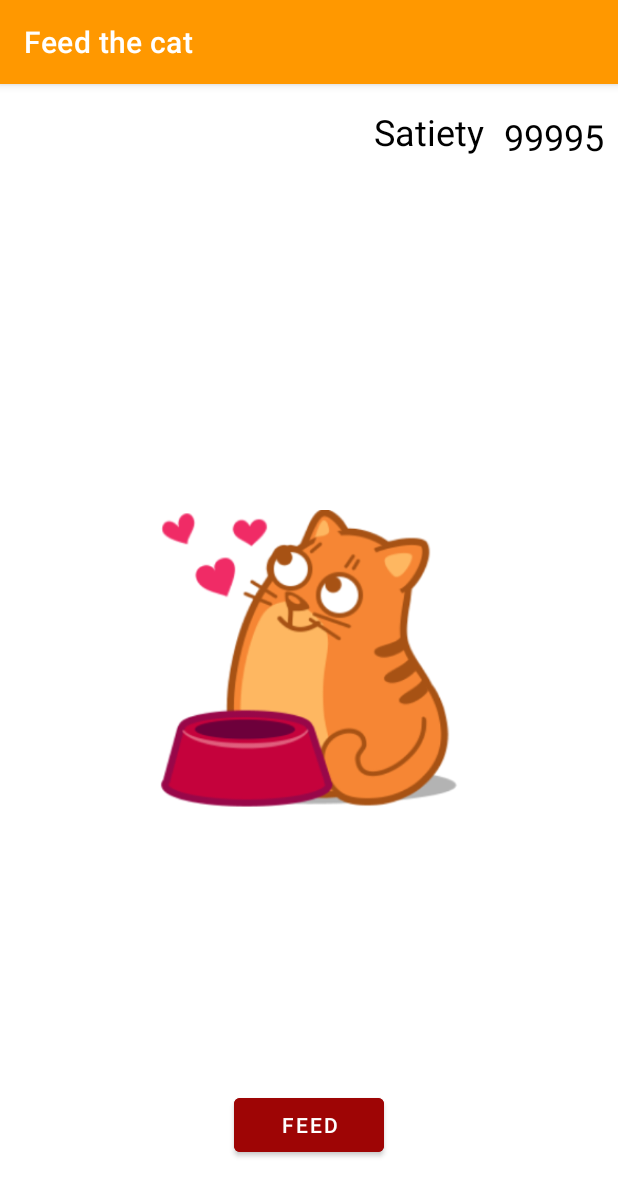
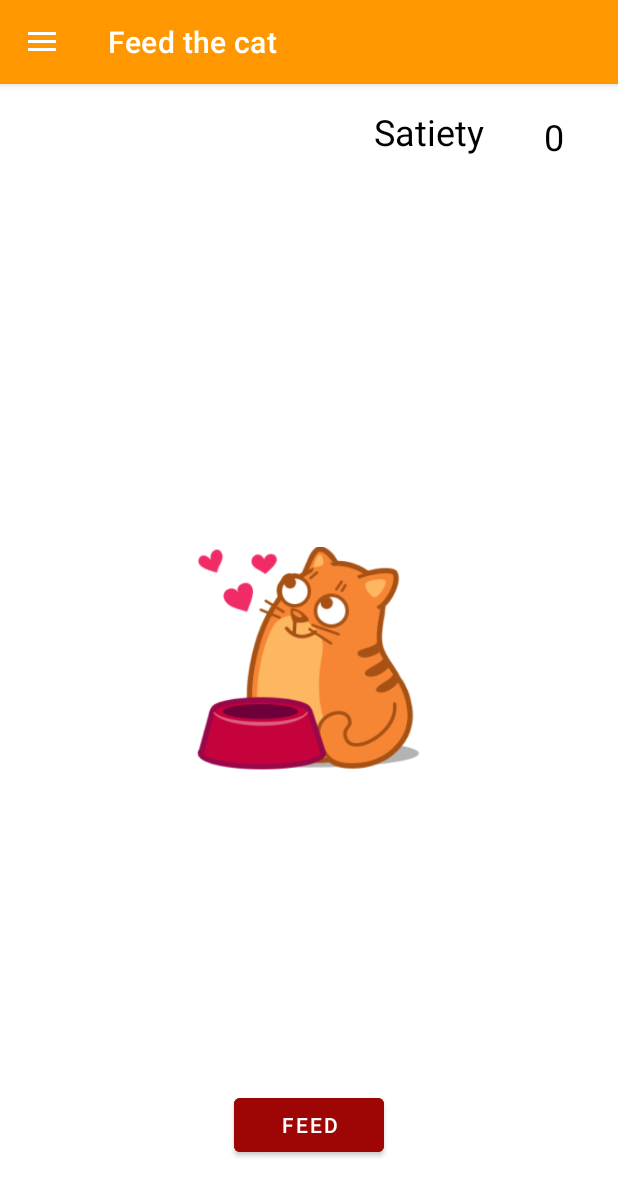
Before and after one commit to GoldenShark3/Feed-the-cat, an Android app: the screen it shows after launch (MainActivity), on a phone screen of 412 x 824 dp. Shown: the top 1196 px of the screen. Run offline under Robolectric (Android 15) with nearby library versions, the phone set to English and light mode, and no system bars; Roboto replaces fonts that are not available here.

Commit message:
feat: create navigation drawer menu

```diff
--- a/app/build.gradle
+++ b/app/build.gradle
@@ -32,11 +32,14 @@ android {
 }
 
 dependencies {
-
+    implementation "com.google.android.material:material:1.6.0-alpha02"
+    implementation "androidx.navigation:navigation-fragment-ktx:2.4.0"
+    implementation "androidx.navigation:navigation-ui-ktx:2.4.0"
+    implementation "androidx.navigation:navigation-compose:2.5.0-alpha01"
     implementation 'androidx.core:core-ktx:1.7.0'
     implementation 'androidx.appcompat:appcompat:1.4.1'
     implementation 'com.google.android.material:material:1.5.0'
-    implementation 'androidx.constraintlayout:constraintlayout:2.0.4'
+    implementation 'androidx.constraintlayout:constraintlayout:2.1.3'
     testImplementation 'junit:junit:4.13.2'
     androidTestImplementation 'androidx.test.ext:junit:1.1.3'
     androidTestImplementation 'androidx.test.espresso:espresso-core:3.4.0'
--- a/app/src/main/java/by/bsuir/mobile/cat/MainActivity.kt
+++ b/app/src/main/java/by/bsuir/mobile/cat/MainActivity.kt
@@ -1,42 +1,95 @@
 package by.bsuir.mobile.cat
 
 import android.annotation.SuppressLint
+import android.os.Bundle
+import android.view.MenuInflater
+import android.view.MenuItem
+import android.view.View
+import android.view.animation.Animation
+import android.view.animation.AnimationUtils
+import android.widget.*
+import androidx.appcompat.app.ActionBarDrawerToggle
 import androidx.appcompat.app.AppCompatActivity
-import android.os.Bundle
-import android.os.Handler
-import android.os.Looper
-import android.text.Editable
-import android.widget.Button
-import android.widget.EditText
-import android.widget.TextView
-import androidx.core.view.marginStart
-import java.util.*
-import kotlin.concurrent.schedule
+import androidx.drawerlayout.widget.DrawerLayout
+
 
 class MainActivity : AppCompatActivity() {
 
+    private lateinit var heartAnimation: Animation
+    private lateinit var catAnimation: Animation
     private lateinit var button: Button
     private lateinit var score: EditText
     private lateinit var satietyText: TextView
+    private lateinit var catImage: ImageView
+    private lateinit var heartImage: ImageView
+
+
+    private lateinit var drawerLayout: DrawerLayout
+    private lateinit var toggle: ActionBarDrawerToggle
 
 
     override fun onCreate(savedInstanceState: Bundle?) {
         super.onCreate(savedInstanceState)
         setContentView(R.layout.activity_main)
 
-        button = findViewById(R.id.button)
-        score = findViewById(R.id.score)
-        satietyText = findViewById(R.id.satiety_text);
+        drawerLayout = findViewById(R.id.drawerLayout)
 
-        button.setOnClickListener {
-            onButtonPressed()
+        toggle = ActionBarDrawerToggle(this, drawerLayout, R.string.open, R.string.close)
+        drawerLayout.addDrawerListener(toggle)
+        toggle.syncState()
+
+        supportActionBar?.setDisplayHomeAsUpEnabled(true)
+
+
+
+
+
+//        heartAnimation = AnimationUtils.loadAnimation(this, R.anim.scale_anim)
+//        catAnimation = AnimationUtils.loadAnimation(this, R.anim.rotate_anim)
+//
+//        button = findViewById(R.id.button)
+//        score = findViewById(R.id.score)
+//        satietyText = findViewById(R.id.satiety_text);
+//        catImage = findViewById(R.id.catView)
+//        heartImage = findViewById(R.id.heartView)
+//        initHeartAnimationListener()
+//
+//        button.setOnClickListener {
+//            onButtonPressed()
+//        }
+    }
+
+
+    override fun onOptionsItemSelected(item: MenuItem): Boolean {
+        if (toggle.onOptionsItemSelected(item)) {
+            return true
         }
+
+        return super.onOptionsItemSelected(item)
     }
 
     @SuppressLint("SetTextI18n")
     private fun onButtonPressed() {
         val updatedScoreValue = (score.text.toString().toInt() + 1)
+        if (updatedScoreValue % 100 == 0) {
+            catImage.startAnimation(catAnimation)
+            heartImage.startAnimation(heartAnimation)
+        }
         score.setText("" + updatedScoreValue.toString())
+
+    }
+
+    private fun initHeartAnimationListener() {
+        heartAnimation.setAnimationListener(object : Animation.AnimationListener {
+            override fun onAnimationStart(arg0: Animation) {
+                heartImage.alpha = 1F
+            }
+
+            override fun onAnimationRepeat(arg0: Animation) {}
+            override fun onAnimationEnd(arg0: Animation) {
+                heartImage.alpha = 0F
+            }
+        })
     }
 
 }
--- /dev/null
+++ b/app/src/main/res/anim/decrease_scale_anim.xml
@@ -0,0 +1,7 @@
+<?xml version="1.0" encoding="utf-8"?>
+<set xmlns:android="http://schemas.android.com/apk/res/android">
+    <alpha
+        android:duration="2000"
+        android:fromAlpha="0"
+        android:toAlpha="1" />
+</set>
--- /dev/null
+++ b/app/src/main/res/anim/rotate_anim.xml
@@ -0,0 +1,9 @@
+<?xml version="1.0" encoding="utf-8"?>
+<set xmlns:android="http://schemas.android.com/apk/res/android">
+    <rotate
+        android:duration="2000"
+        android:fromDegrees="0"
+        android:pivotX="50%"
+        android:pivotY="50%"
+        android:toDegrees="360" />
+</set>
--- /dev/null
+++ b/app/src/main/res/anim/scale_anim.xml
@@ -0,0 +1,11 @@
+<?xml version="1.0" encoding="utf-8"?>
+<set xmlns:android="http://schemas.android.com/apk/res/android">
+    <scale
+        android:duration="3000"
+        android:fromXScale="0"
+        android:fromYScale="0"
+        android:pivotX="50%"
+        android:pivotY="50%"
+        android:toXScale="1.0"
+        android:toYScale="1.0" />
+</set>
--- a/app/src/main/res/layout/activity_main.xml
+++ b/app/src/main/res/layout/activity_main.xml
@@ -1,7 +1,11 @@
 <?xml version="1.0" encoding="utf-8"?>
-<RelativeLayout xmlns:android="http://schemas.android.com/apk/res/android"
+<androidx.drawerlayout.widget.DrawerLayout xmlns:android="http://schemas.android.com/apk/res/android"
     xmlns:app="http://schemas.android.com/apk/res-auto"
-    xmlns:tools="http://schemas.android.com/tools"
+    android:id="@+id/drawerLayout"
+    android:layout_width="match_parent"
+    android:layout_height="match_parent">
+
+    <RelativeLayout xmlns:tools="http://schemas.android.com/tools"
         android:layout_width="match_parent"
         android:layout_height="match_parent"
         android:background="@color/color_white"
@@ -23,8 +27,8 @@
             android:layout_width="match_parent"
             android:layout_height="wrap_content"
             android:layout_marginStart="230dp"
+            android:layout_marginTop="15dp"
             android:layout_marginEnd="70dp"
-        android:layout_marginTop="15dp"
             android:fontFamily="@font/baloo"
             android:labelFor="@id/score"
             android:text="@string/text_view_satiety"
@@ -37,8 +41,8 @@
             android:layout_width="100dp"
             android:layout_height="40dp"
             android:layout_marginStart="-85dp"
+            android:layout_marginTop="15dp"
             android:layout_toEndOf="@+id/satiety_text"
-        android:layout_marginTop="15dp"
             android:background="@color/color_white"
             android:enabled="false"
             android:fontFamily="@font/baloo"
@@ -47,15 +51,35 @@
             android:text="@string/zero_score_text"
             android:textAlignment="center"
             android:textColor="@color/color_text_black"
-        android:textSize="24sp" />
+            android:textSize="24sp"
+            tools:ignore="TouchTargetSizeCheck" />
 
         <ImageView
-        android:id="@+id/imageView"
-        android:layout_width="200dp"
-        android:layout_height="200dp"
+            android:id="@+id/catView"
+            android:layout_width="150dp"
+            android:layout_height="150dp"
             android:layout_centerInParent="true"
             android:layout_centerHorizontal="true"
             android:contentDescription="@null"
             app:srcCompat="@drawable/cat_food_hearts_icon_1" />
 
+        <ImageView
+            android:id="@+id/heartView"
+            android:layout_width="match_parent"
+            android:layout_height="wrap_content"
+            android:layout_centerInParent="true"
+            android:alpha="0"
+            android:contentDescription="@null"
+            app:srcCompat="@drawable/heart" />
+
     </RelativeLayout>
+
+    <com.google.android.material.navigation.NavigationView
+        android:layout_width="wrap_content"
+        android:layout_height="match_parent"
+        android:layout_gravity="start"
+        android:fitsSystemWindows="true"
+        app:headerLayout="@layout/nav_header"
+        app:menu="@menu/nav_header_menu" />
+
+</androidx.drawerlayout.widget.DrawerLayout>
--- /dev/null
+++ b/app/src/main/res/layout/nav_header.xml
@@ -0,0 +1,5 @@
+<?xml version="1.0" encoding="utf-8"?>
+<androidx.constraintlayout.widget.ConstraintLayout xmlns:android="http://schemas.android.com/apk/res/android"
+    android:layout_width="match_parent"
+    android:layout_height="150dp"
+    android:background="@color/color_orange_header" />
--- /dev/null
+++ b/app/src/main/res/menu/nav_header_menu.xml
@@ -0,0 +1,13 @@
+<?xml version="1.0" encoding="utf-8"?>
+<menu xmlns:android="http://schemas.android.com/apk/res/android">
+
+    <item android:id="@+id/item1"
+        android:title="title1"/>
+
+    <item android:id="@+id/item2"
+        android:title="title2"/>
+
+    <item android:id="@+id/item3"
+        android:title="title3"/>
+
+</menu>
--- a/app/src/main/res/values/strings.xml
+++ b/app/src/main/res/values/strings.xml
@@ -2,5 +2,9 @@
     <string name="app_name">Feed the cat</string>
     <string name="button_feed">Feed</string>
     <string name="text_view_satiety">Satiety</string>
-    <string name="zero_score_text">99995</string>
+    <string name="zero_score_text">0</string>
+
+    <string name="open">Open</string>
+    <string name="close">Close</string>
+
 </resources>
```
Also changed, not shown: app/src/main/res/drawable/heart.png (added). Lines whose indentation alone changed are shown as unchanged.
